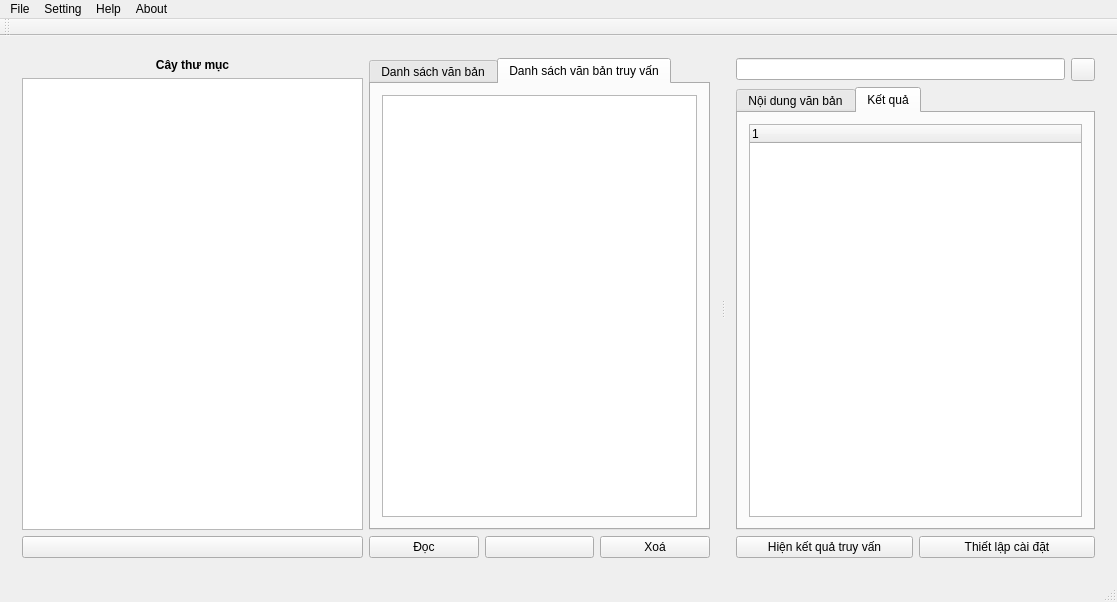
First picture: the form in Search_Engine_GUI/Search_Engine_GUI/Search_Engine_GUI.ui, repository DreamyWanderer/Search_Engine_Local_Document, before the edit.
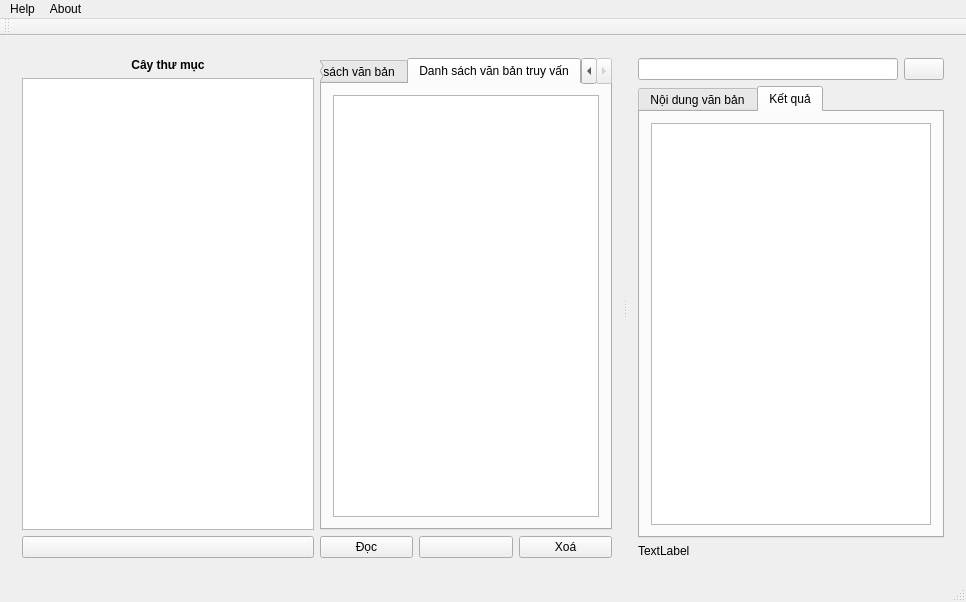
Second picture: the form after the edit. The open tabs and pages were chosen to show the change. Icons and pictures are not drawn.

```diff
--- a/Search_Engine_GUI/Search_Engine_GUI/Search_Engine_GUI.ui
+++ b/Search_Engine_GUI/Search_Engine_GUI/Search_Engine_GUI.ui
@@ -6,7 +6,7 @@
    <rect>
     <x>0</x>
     <y>0</y>
-    <width>1117</width>
+    <width>966</width>
     <height>602</height>
    </rect>
   </property>
@@ -139,10 +139,7 @@
            </widget>
           </item>
           <item>
-           <widget class="QToolButton" name="searchButton">
-            <property name="toolTip">
-             <string>&lt;html&gt;&lt;head/&gt;&lt;body&gt;&lt;p&gt;Tìm kiếm [Imcomplete]&lt;/p&gt;&lt;/body&gt;&lt;/html&gt;</string>
-            </property>
+           <widget class="QPushButton" name="searchButton">
             <property name="text">
              <string/>
             </property>
@@ -171,41 +168,21 @@
            </attribute>
            <layout class="QVBoxLayout" name="verticalLayout_6">
             <item>
-             <widget class="QTreeWidget" name="treeWidget">
-              <column>
-               <property name="text">
-                <string notr="true">1</string>
-               </property>
-              </column>
-             </widget>
+             <widget class="QTableWidget" name="tableWidget"/>
             </item>
            </layout>
           </widget>
          </widget>
         </item>
         <item>
-         <layout class="QHBoxLayout" name="horizontalLayout_6">
-          <item>
-           <widget class="QPushButton" name="ShowResult">
-            <property name="toolTip">
-             <string>&lt;html&gt;&lt;head/&gt;&lt;body&gt;&lt;p&gt;Chuyển qua lại giữa hiển thị nội dung văn bản và kết quả tìm kiếm [Imcomplete]&lt;/p&gt;&lt;p&gt;&lt;br/&gt;&lt;/p&gt;&lt;/body&gt;&lt;/html&gt;</string>
-            </property>
-            <property name="text">
-             <string>Hiện kết quả truy vấn</string>
-            </property>
-           </widget>
-          </item>
-          <item>
-           <widget class="QPushButton" name="Setting">
-            <property name="toolTip">
-             <string>&lt;html&gt;&lt;head/&gt;&lt;body&gt;&lt;p&gt;Tuỳ chỉnh yêu cầu tìm kiếm [Imcomplete]&lt;/p&gt;&lt;/body&gt;&lt;/html&gt;</string>
-            </property>
-            <property name="text">
-             <string>Thiết lập cài đặt</string>
-            </property>
-           </widget>
-          </item>
-         </layout>
+         <widget class="QLabel" name="resultInfo">
+          <property name="text">
+           <string>TextLabel</string>
+          </property>
+         </widget>
+        </item>
+        <item>
+         <layout class="QHBoxLayout" name="horizontalLayout_6"/>
         </item>
        </layout>
       </widget>
@@ -218,20 +195,10 @@
     <rect>
      <x>0</x>
      <y>0</y>
-     <width>1117</width>
+     <width>966</width>
      <height>22</height>
     </rect>
    </property>
-   <widget class="QMenu" name="menuFile">
-    <property name="title">
-     <string>File</string>
-    </property>
-   </widget>
-   <widget class="QMenu" name="menuSetting">
-    <property name="title">
-     <string>Setting</string>
-    </property>
-   </widget>
    <widget class="QMenu" name="menuHelp">
     <property name="title">
      <string>Help</string>
@@ -242,8 +209,6 @@
      <string>About</string>
     </property>
    </widget>
-   <addaction name="menuFile"/>
-   <addaction name="menuSetting"/>
    <addaction name="menuHelp"/>
    <addaction name="menuAbout"/>
   </widget>
```
Left out of the diff: 2 changed lines with no effect on the pictures.
